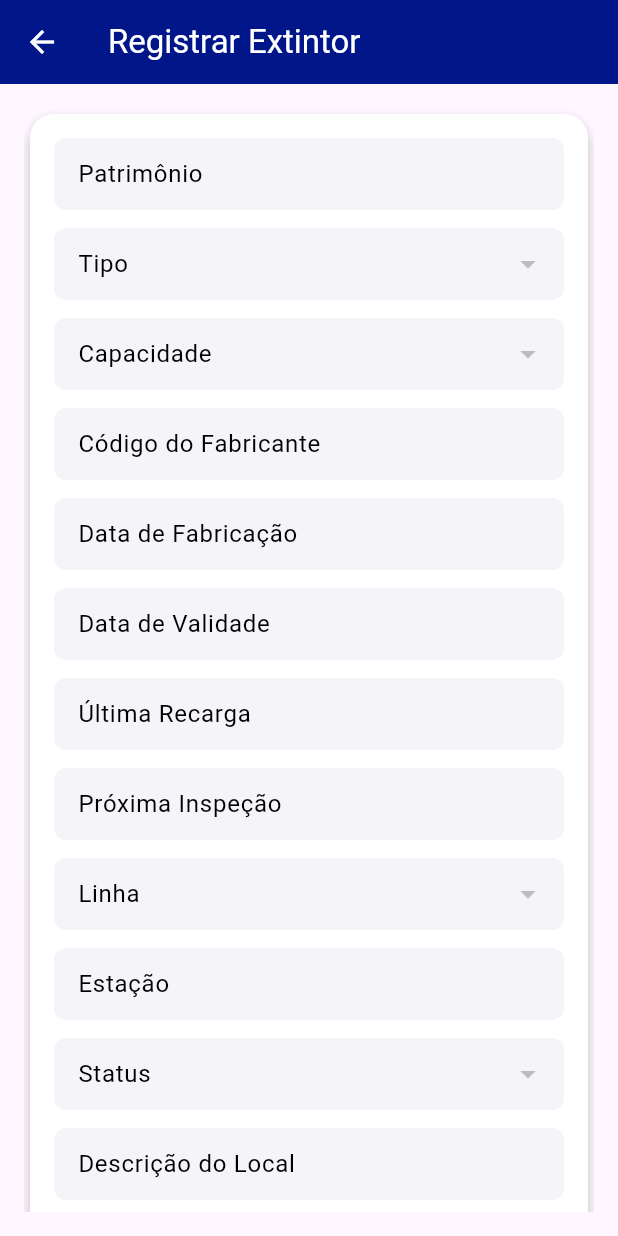
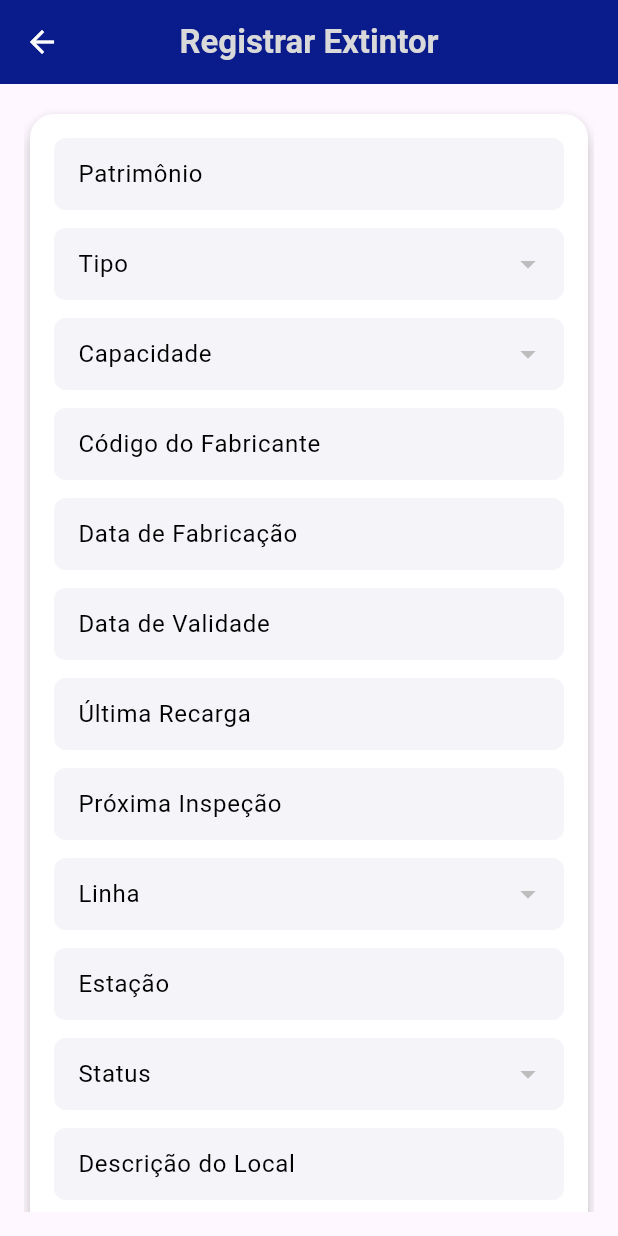
Before and after one commit to Rodrigomt21/fire-equipment-management-metro, a Flutter app: the TelaRegistrarExtintor screen opened directly, on a phone screen of 412 x 824 dp. Run offline on Flutter 3.47's test engine with Material 3 defaults, Android fonts, the phone set to English and light mode, and no system bars; our stand-ins replace email_validator, google_fonts, image_picker, pdf, printing, shared_preferences and 1 more; missing offline and left inert: qr_code_scanner_plus; accounts and stored records are empty; network calls fail.

Commit message:
app bar padronizadas

```diff
--- a/Mobile/mobilegestaoextintores/lib/src/telas/Manutencao/Tela_Atualizar_Dados.dart
+++ b/Mobile/mobilegestaoextintores/lib/src/telas/Manutencao/Tela_Atualizar_Dados.dart
@@ -275,9 +275,13 @@ class _TelaAtualizarExtintorState extends State<TelaAtualizarExtintor> {
   Widget build(BuildContext context) {
     return Scaffold(
       appBar: AppBar(
-        title: const Text('Atualizar Extintor'),
+        title: const Text('Atualizar Extintor',
+        style: TextStyle(
+                fontWeight: FontWeight.bold, color: Color(0xFFD9D9D9))),
         centerTitle: true,
         backgroundColor: const Color(0xFF011689),
+        elevation: 4,
+        iconTheme: const IconThemeData(color: Color(0xFFD9D9D9)),
       ),
       body: Padding(
         padding: const EdgeInsets.all(16.0),
--- a/Mobile/mobilegestaoextintores/lib/src/telas/Manutencao/Tela_Chamda_manutencao.dart
+++ b/Mobile/mobilegestaoextintores/lib/src/telas/Manutencao/Tela_Chamda_manutencao.dart
@@ -192,9 +192,13 @@ class _RegistrarProblemaExtintorPageState
   Widget build(BuildContext context) {
     return Scaffold(
       appBar: AppBar(
-        title: const Text("Registrar Problema no Extintor"),
+        title: const Text("Registrar Problema no Extintor",
+        style: TextStyle(
+                fontWeight: FontWeight.bold, color: Color(0xFFD9D9D9))),
         centerTitle: true,
         backgroundColor: const Color(0xFF011689),
+        elevation: 4,
+        iconTheme: const IconThemeData(color: Color(0xFFD9D9D9)),
       ),
       body: SingleChildScrollView(
         padding: const EdgeInsets.all(16.0),
--- a/Mobile/mobilegestaoextintores/lib/src/telas/Manutencao/Tela_Manutencao.dart
+++ b/Mobile/mobilegestaoextintores/lib/src/telas/Manutencao/Tela_Manutencao.dart
@@ -141,8 +141,7 @@ class _ManutencaoExtintorPageState extends State<ManutencaoExtintorPage> {
       backgroundColor: const Color(0xFFD9D9D9),
       appBar: AppBar(
         title: const Text(
-          "Histórico de Manutenção",
-          style: TextStyle(color: Colors.white),
+          "Histórico de Manutenção", style: TextStyle(fontWeight: FontWeight.bold, color: Color(0xFFD9D9D9)),
         ),
         centerTitle: true,
         backgroundColor: const Color(0xFF011689),
--- a/Mobile/mobilegestaoextintores/lib/src/telas/Tela_Localizacao.dart
+++ b/Mobile/mobilegestaoextintores/lib/src/telas/Tela_Localizacao.dart
@@ -83,9 +83,13 @@ class _TelaConsultaLocalizacaoExtintorState
     return Scaffold(
       backgroundColor: const Color(0xFFF5F5F5),
       appBar: AppBar(
-        title: const Text('Consulta de Localização do Extintor'),
+        title: const Text('Consulta de Localização do Extintor',
+        style: TextStyle(
+                fontWeight: FontWeight.bold, color: Color(0xFFD9D9D9))),
         backgroundColor: const Color(0xFF011689),
         centerTitle: true,
+        elevation: 4,
+        iconTheme: const IconThemeData(color: Color(0xFFD9D9D9)),
       ),
       body: SingleChildScrollView(
         child: Padding(
--- a/Mobile/mobilegestaoextintores/lib/src/telas/Tela_RegistrarExtintorManual.dart
+++ b/Mobile/mobilegestaoextintores/lib/src/telas/Tela_RegistrarExtintorManual.dart
@@ -340,9 +340,13 @@ class _TelaRegistrarExtintorState extends State<TelaRegistrarExtintor> {
   Widget build(BuildContext context) {
     return Scaffold(
       appBar: AppBar(
+        title: const Text('Registrar Extintor',
+          style: TextStyle(
+            fontWeight: FontWeight.bold, color: Color(0xFFD9D9D9))),
         backgroundColor: const Color(0xFF011689),
-        title: const Text('Registrar Extintor'),
-        foregroundColor: Colors.white,
+        centerTitle: true,
+        elevation: 4,
+        foregroundColor: const Color(0xFFD9D9D9),
         leading: IconButton(
           icon: const Icon(Icons.arrow_back),
           color: Colors.white,
--- a/Mobile/mobilegestaoextintores/pubspec.yaml
+++ b/Mobile/mobilegestaoextintores/pubspec.yaml
@@ -66,7 +66,6 @@ dev_dependencies:
 # The following section is specific to Flutter packages.
 flutter:
   assets:
-assets:
       - assets/images/logo.jpeg
       - assets/images/Metro.jpeg
       - assets/images/pilar_metro_1.jpeg
```
Also changed, not shown: Mobile/mobilegestaoextintores/lib/src/telas/Manutencao/Tela_Selecionar_Manutencao.dart (+6 -1 lines), 1 other file.
